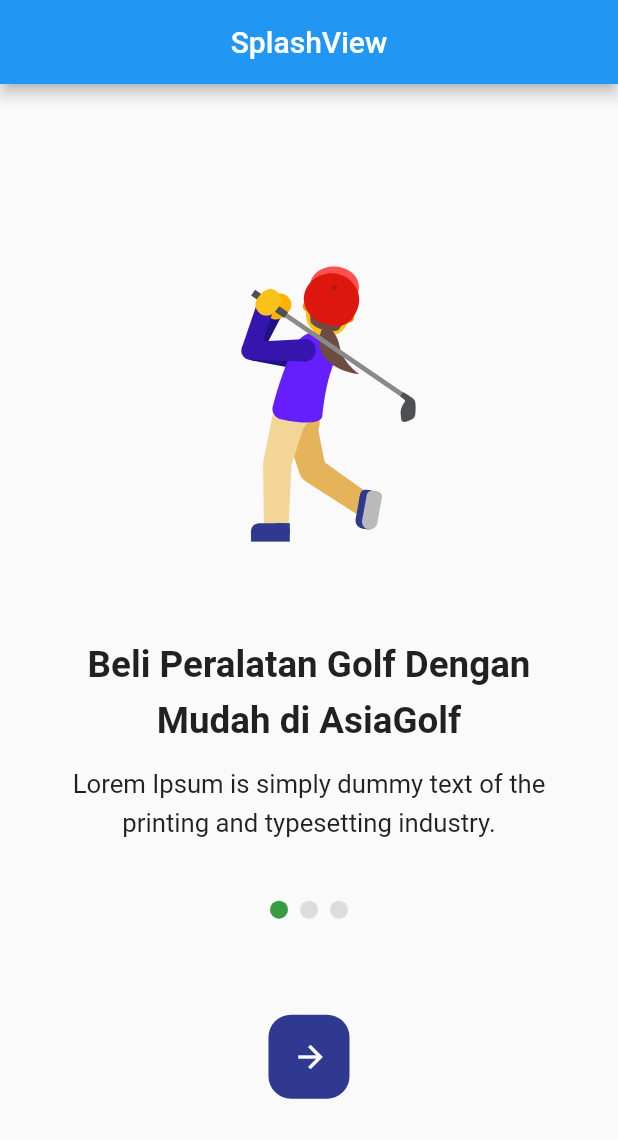
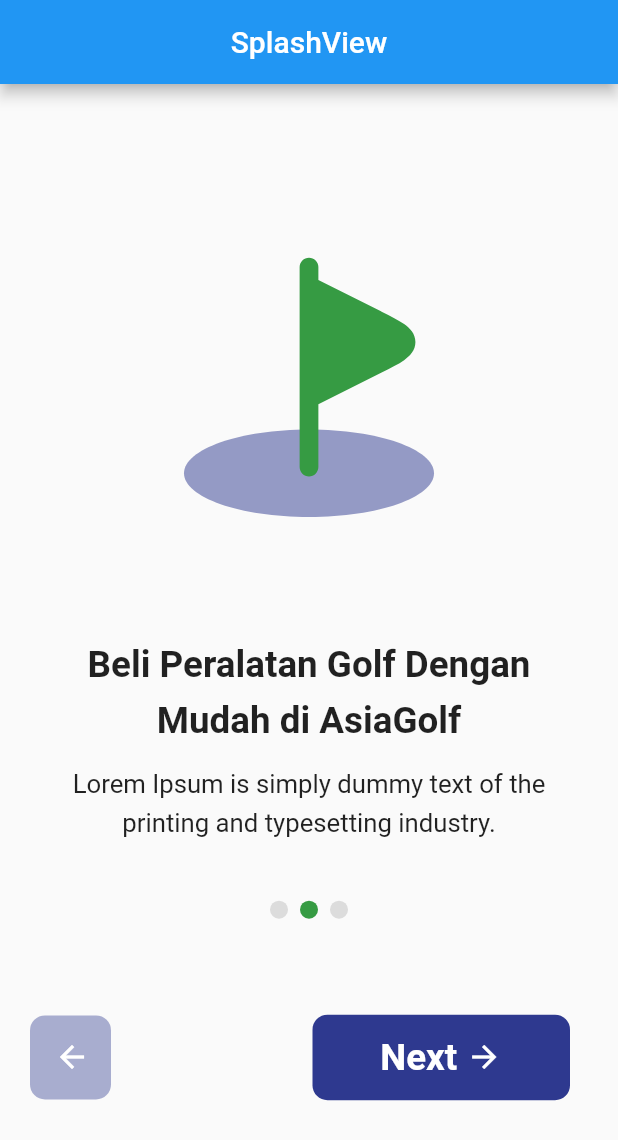
Before and after one commit to bayuleo/absensi_isp, a Flutter app: the screen it shows after launch, after a tap on the "arrow forward" icon, on a phone screen of 412 x 824 dp. Shown: the top 1140 px of the screen. Run offline on Flutter 3.47's test engine with Material 2 defaults, Android fonts, the phone set to English and light mode, and no system bars; drawn by our look-alikes of page_view_dot_indicator; our stand-ins replace flutter_screenutil, flutter_svg, get.

Commit message:
splash styling

```diff
--- a/lib/app/modules/assets/button/button_widget.dart
+++ b/lib/app/modules/assets/button/button_widget.dart
@@ -31,7 +31,7 @@
     this.fontSize = 15,
     this.fontWeight = FontWeight.w700,
     this.maxLines = 1,
-    this.borderRadiusSize = 15,
+    this.borderRadiusSize = 10,
     this.width,
     this.containerStyle,
     this.pd,
--- a/lib/app/modules/splash/controllers/splash_controller.dart
+++ b/lib/app/modules/splash/controllers/splash_controller.dart
@@ -1,3 +1,4 @@
+import 'package:asiagolf_app/app/routes/app_pages.dart';
 import 'package:flutter/material.dart';
 import 'package:get/get.dart';
 
@@ -11,18 +12,31 @@
     super.onInit();
   }
 
-  @override
-  void onReady() {
-    super.onReady();
-  }
-
   void onChangedPage() {
     pageIndex = (pageController.page ?? 0).toInt();
     update();
   }
 
+  void onTapButtonNext() {
+    if (pageIndex < 2) {
+      pageController.animateToPage(pageIndex + 1,
+          duration: const Duration(milliseconds: 250), curve: Curves.linear);
+      update();
+    } else {
+      Get.offAndToNamed(Routes.LOGIN);
+    }
+  }
+
+  void onTapButtonBack() {
+    pageIndex--;
+    pageController.animateToPage(pageIndex,
+        duration: const Duration(milliseconds: 250), curve: Curves.linear);
+    update();
+  }
+
   @override
   void onClose() {
+    pageController.dispose();
     super.onClose();
   }
 }
--- a/lib/app/modules/splash/views/splash_view.dart
+++ b/lib/app/modules/splash/views/splash_view.dart
@@ -16,7 +16,8 @@
         title: const Text('SplashView'),
         centerTitle: true,
       ),
-      body: Padding(
+      body: GetBuilder<SplashController>(
+        builder: (controller) => Padding(
           padding: const EdgeInsets.only(
             left: 20,
             right: 20,
@@ -56,33 +57,65 @@
               ),
               Expanded(
                 flex: 2,
-              child: GetBuilder<SplashController>(
-                builder: (controller) => Column(
+                child: Column(
                   children: [
                     PageViewDotIndicator(
                       currentItem: controller.pageIndex,
                       count: 3,
                       unselectedColor: Colors.black12,
-                      selectedColor: Color(0xff369B43),
+                      selectedColor: const Color(0xff369B43),
                     ),
-                    SizedBox(
+                    const SizedBox(
                       height: 64,
                     ),
-                    ButtonWidget(
-                      widget: Icon(
+                    controller.pageIndex == 0
+                        ? ButtonWidget(
+                            widget: const Icon(
                               Icons.arrow_forward,
                               color: Colors.white,
                             ),
                             width: 54,
-                      pd: EdgeInsets.all(16),
+                            pd: const EdgeInsets.all(16),
                             mg: EdgeInsets.zero,
-                      onTap: () {},
+                            onTap: controller.onTapButtonNext,
+                          )
+                        : Row(
+                            mainAxisAlignment: MainAxisAlignment.spaceBetween,
+                            children: [
+                              ButtonWidget(
+                                widget: const Icon(
+                                  Icons.arrow_back,
+                                  color: Colors.white,
+                                ),
+                                buttonColor: const Color(0x662E398F),
+                                width: 54,
+                                pd: const EdgeInsets.symmetric(
+                                  horizontal: 16,
+                                  vertical: 16,
+                                ),
+                                mg: EdgeInsets.zero,
+                                onTap: controller.onTapButtonBack,
+                              ),
+                              ButtonWidget(
+                                text: 'Next',
+                                fontSize: 20.sp,
+                                tail: const Icon(
+                                  Icons.arrow_forward,
+                                  color: Colors.white,
+                                ),
+                                width: 140.w,
+                                pd: const EdgeInsets.symmetric(
+                                    horizontal: 20, vertical: 14),
+                                mg: const EdgeInsets.symmetric(horizontal: 12),
+                                onTap: controller.onTapButtonNext,
+                              ),
+                            ],
                           )
                   ],
                 ),
               ),
+            ],
           ),
-          ],
         ),
       ),
     );
@@ -133,7 +166,7 @@
             height: 1.5,
           ),
         ),
-        SizedBox(
+        const SizedBox(
           height: 40,
         ),
       ],
```
Lines whose indentation alone changed are shown as unchanged.
